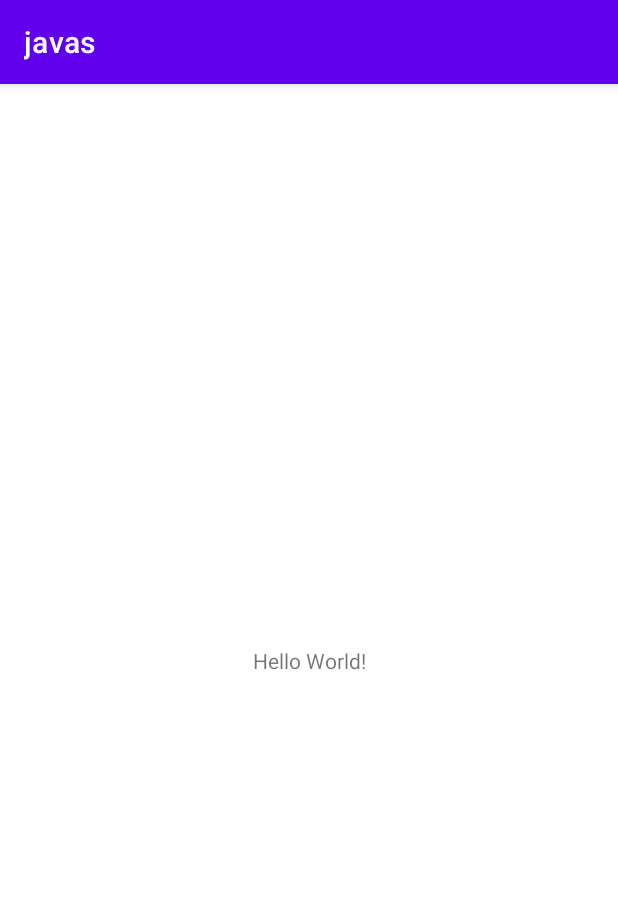
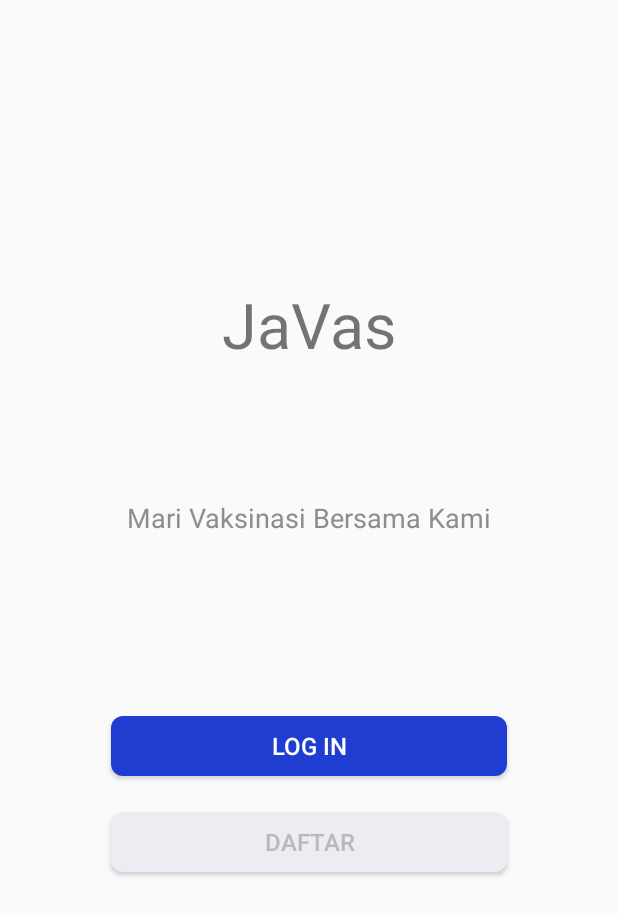
Before and after one commit to B21-CAP0375/Javas, an Android app: the screen it shows after launch (MainActivity), on a phone screen of 412 x 824 dp. Shown: the top 915 px of the screen. Run offline under Robolectric (Android 15) with nearby library versions, the phone set to English and light mode, and no system bars.

Commit message:
Creating Navigation for Splashscreen , Landing page , and login

```diff
--- a/app/src/main/AndroidManifest.xml
+++ b/app/src/main/AndroidManifest.xml
@@ -9,12 +9,15 @@
         android:roundIcon="@mipmap/ic_launcher_round"
         android:supportsRtl="true"
         android:theme="@style/Theme.Javas">
-        <activity android:name=".MainActivity">
+        <activity android:name=".MainActivity"
+            android:theme="@style/Theme.AppCompat.Light.NoActionBar">
             <intent-filter>
                 <action android:name="android.intent.action.MAIN" />
 
                 <category android:name="android.intent.category.LAUNCHER" />
             </intent-filter>
+            <nav-graph android:value="@navigation/main_navigation" />
+
         </activity>
     </application>
 
--- a/app/src/main/java/com/example/javas/MainActivity.kt
+++ b/app/src/main/java/com/example/javas/MainActivity.kt
@@ -7,6 +7,5 @@ class MainActivity : AppCompatActivity() {
     override fun onCreate(savedInstanceState: Bundle?) {
         super.onCreate(savedInstanceState)
         setContentView(R.layout.activity_main)
-
     }
 }
--- /dev/null
+++ b/app/src/main/java/com/example/javas/ui/landingpage/LandingPageFragment.kt
@@ -0,0 +1,45 @@
+package com.example.javas.ui.landingpage
+
+import android.os.Bundle
+import android.view.LayoutInflater
+import android.view.View
+import android.view.ViewGroup
+import android.widget.Toast
+import androidx.fragment.app.Fragment
+import androidx.navigation.findNavController
+import androidx.navigation.fragment.findNavController
+import com.example.javas.R
+import com.example.javas.databinding.FragmentLandingPageBinding
+import com.example.javas.databinding.FragmentSplashScreenBinding
+
+
+class LandingPageFragment : Fragment() {
+
+    private lateinit var  _binding: FragmentLandingPageBinding
+    private val binding get() = _binding
+
+    override fun onCreate(savedInstanceState: Bundle?) {
+        super.onCreate(savedInstanceState)
+
+    }
+
+    override fun onCreateView(
+        inflater: LayoutInflater, container: ViewGroup?,
+        savedInstanceState: Bundle?
+    ): View? {
+        // Inflate the layout for this fragment
+        _binding = FragmentLandingPageBinding.inflate(inflater, container, false)
+        val view = binding.root
+        return view
+    }
+
+    override fun onViewCreated(view: View, savedInstanceState: Bundle?) {
+        binding.btnLogin.setOnClickListener {
+            view.findNavController().navigate(R.id.action_landingPageFragment_to_loginFragment)
+        }
+        binding.btnRegister.setOnClickListener{
+            Toast.makeText(context, "Register btn", Toast.LENGTH_SHORT).show()
+        }
+    }
+
+}
--- /dev/null
+++ b/app/src/main/java/com/example/javas/ui/splashscreen/SplashScreenFragment.kt
@@ -0,0 +1,40 @@
+package com.example.javas.ui.splashscreen
+
+import android.content.Intent
+import android.os.Bundle
+import android.os.Handler
+import android.os.Looper
+import androidx.fragment.app.Fragment
+import android.view.LayoutInflater
+import android.view.View
+import android.view.ViewGroup
+import androidx.navigation.Navigation
+import androidx.navigation.findNavController
+import com.example.javas.R
+import com.example.javas.databinding.FragmentSplashScreenBinding
+import kotlinx.coroutines.*
+import kotlin.coroutines.CoroutineContext
+
+
+
+class SplashScreenFragment : Fragment()  {
+
+    lateinit var handler:Handler
+
+    private lateinit var  _binding:FragmentSplashScreenBinding
+    private val binding get() = _binding!!
+
+    override fun onCreateView(inflater: LayoutInflater, container: ViewGroup?, savedInstanceState: Bundle?): View? {
+        _binding = FragmentSplashScreenBinding.inflate(inflater, container, false)
+        val view = binding.root
+        return view
+    }
+
+    override fun onViewCreated(view: View, savedInstanceState: Bundle?) {
+        handler = Handler(Looper.getMainLooper())
+        handler.postDelayed({
+            view.findNavController().navigate(R.id.action_splashScreenFragment_to_landingPageFragment)
+        },3000)
+
+    }
+}
--- /dev/null
+++ b/app/src/main/res/drawable/background_button_blue_primary.xml
@@ -0,0 +1,12 @@
+<?xml version="1.0" encoding="utf-8"?>
+<shape xmlns:android="http://schemas.android.com/apk/res/android">
+
+    <solid
+        android:color="@color/blue"/>
+
+    <corners
+        android:radius="8dp"
+        />
+
+
+</shape>
--- /dev/null
+++ b/app/src/main/res/drawable/background_button_grey_primary.xml
@@ -0,0 +1,9 @@
+<?xml version="1.0" encoding="utf-8"?>
+<shape xmlns:android="http://schemas.android.com/apk/res/android">
+
+    <solid
+        android:color="#EBEDF3"/>
+
+    <corners
+        android:radius="8dp"/>
+</shape>
--- a/app/src/main/res/layout/activity_main.xml
+++ b/app/src/main/res/layout/activity_main.xml
@@ -6,13 +6,12 @@
     android:layout_height="match_parent"
     tools:context=".MainActivity">
 
-    <TextView
-        android:layout_width="wrap_content"
-        android:layout_height="wrap_content"
-        android:text="Hello World!"
-        app:layout_constraintBottom_toBottomOf="parent"
-        app:layout_constraintLeft_toLeftOf="parent"
-        app:layout_constraintRight_toRightOf="parent"
-        app:layout_constraintTop_toTopOf="parent" />
+    <androidx.fragment.app.FragmentContainerView
+        android:id="@+id/container"
+        android:name="androidx.navigation.fragment.NavHostFragment"
+        android:layout_width="match_parent"
+        android:layout_height="match_parent"
+        app:defaultNavHost="true"
+        app:navGraph="@navigation/main_navigation" />
 
 </androidx.constraintlayout.widget.ConstraintLayout>
--- /dev/null
+++ b/app/src/main/res/layout/fragment_landing_page.xml
@@ -0,0 +1,66 @@
+<?xml version="1.0" encoding="utf-8"?>
+<androidx.constraintlayout.widget.ConstraintLayout xmlns:android="http://schemas.android.com/apk/res/android"
+    xmlns:app="http://schemas.android.com/apk/res-auto"
+    xmlns:tools="http://schemas.android.com/tools"
+    android:layout_width="match_parent"
+    android:layout_height="match_parent"
+    tools:context=".ui.landingpage.LandingPageFragment">
+
+
+    <androidx.appcompat.widget.AppCompatTextView
+        android:id="@+id/landing_title"
+        android:layout_width="match_parent"
+        android:layout_height="wrap_content"
+        android:layout_marginTop="188dp"
+        android:fontFamily="sans-serif"
+        android:text="@string/landing_page_title"
+        android:textAlignment="center"
+        android:textSize="42sp"
+        app:layout_constraintEnd_toEndOf="parent"
+        app:layout_constraintHorizontal_bias="0.0"
+        app:layout_constraintStart_toStartOf="parent"
+        app:layout_constraintTop_toTopOf="parent" />
+
+
+    <androidx.appcompat.widget.AppCompatTextView
+        android:id="@+id/landing_text"
+        android:layout_width="match_parent"
+        android:layout_height="wrap_content"
+        android:layout_marginTop="88dp"
+        android:text="@string/Landing_page_text"
+        android:textAlignment="center"
+        android:textColor="#8E8D8D"
+        android:textSize="18sp"
+        app:layout_constraintEnd_toEndOf="parent"
+        app:layout_constraintHorizontal_bias="0.0"
+        app:layout_constraintStart_toStartOf="parent"
+        app:layout_constraintTop_toBottomOf="@id/landing_title" />
+
+    <androidx.appcompat.widget.AppCompatButton
+        android:id="@+id/btn_login"
+        android:layout_width="264dp"
+        android:layout_height="40dp"
+        android:layout_marginTop="120dp"
+        android:background="@drawable/background_button_blue_primary"
+        android:text="@string/login_btn_txt"
+        android:textColor="@color/white"
+        android:textSize="16sp"
+        app:layout_constraintEnd_toEndOf="parent"
+        app:layout_constraintStart_toStartOf="parent"
+        app:layout_constraintTop_toBottomOf="@id/landing_text" />
+
+    <androidx.appcompat.widget.AppCompatButton
+        android:id="@+id/btn_register"
+        android:layout_width="264dp"
+        android:layout_height="40dp"
+        android:layout_marginTop="24dp"
+        android:background="@drawable/background_button_grey_primary"
+        android:text="@string/register_btn_txt"
+        android:textColor="#B9B9B9"
+        android:textSize="16sp"
+        app:layout_constraintEnd_toEndOf="parent"
+        app:layout_constraintStart_toStartOf="parent"
+        app:layout_constraintTop_toBottomOf="@id/btn_login" />
+
+
+</androidx.constraintlayout.widget.ConstraintLayout>
--- /dev/null
+++ b/app/src/main/res/navigation/main_navigation.xml
@@ -0,0 +1,34 @@
+<?xml version="1.0" encoding="utf-8"?>
+<navigation xmlns:android="http://schemas.android.com/apk/res/android"
+    xmlns:app="http://schemas.android.com/apk/res-auto"
+    xmlns:tools="http://schemas.android.com/tools"
+    android:id="@+id/main_navigation"
+    app:startDestination="@id/splashScreenFragment">
+
+    <fragment
+        android:id="@+id/splashScreenFragment"
+        android:name="com.example.javas.ui.splashscreen.SplashScreenFragment"
+        android:label="fragment_splash_screen"
+        tools:layout="@layout/fragment_splash_screen" >
+        <action
+            android:id="@+id/action_splashScreenFragment_to_landingPageFragment"
+            app:destination="@id/landingPageFragment"
+            app:popUpTo="@id/splashScreenFragment"
+            app:popUpToInclusive="true"
+            app:launchSingleTop="true" />
+    </fragment>
+    <fragment
+        android:id="@+id/loginFragment"
+        android:name="com.example.javas.ui.login.LoginFragment"
+        android:label="fragment_login"
+        tools:layout="@layout/fragment_login" />
+    <fragment
+        android:id="@+id/landingPageFragment"
+        android:name="com.example.javas.ui.landingpage.LandingPageFragment"
+        android:label="fragment_landing_page"
+        tools:layout="@layout/fragment_landing_page" >
+        <action
+            android:id="@+id/action_landingPageFragment_to_loginFragment"
+            app:destination="@id/loginFragment" />
+    </fragment>
+</navigation>
--- a/app/src/main/res/values/colors.xml
+++ b/app/src/main/res/values/colors.xml
@@ -7,4 +7,6 @@
     <color name="teal_700">#FF018786</color>
     <color name="black">#FF000000</color>
     <color name="white">#FFFFFFFF</color>
+    <color name="blue">#203DD1</color>
+    <color name="grey">#F1F2F5</color>
 </resources>
--- a/app/src/main/res/values/strings.xml
+++ b/app/src/main/res/values/strings.xml
@@ -1,3 +1,21 @@
 <resources>
     <string name="app_name">javas</string>
+    <string name="hello_blank_fragment">Hello blank fragment</string>
+
+
+    <!--landing page-->
+    <string name="landing_page_title">JaVas</string>
+    <string name="Landing_page_text">Mari Vaksinasi Bersama Kami</string>
+
+
+    <!--Login page-->
+    <string name="login_page_title">Login</string>
+    <string name="login_email_input">Email</string>
+    <string name="login_password_input">Password</string>
+
+    <!--Button -->
+    <string name="login_btn_txt">Log In</string>
+    <string name="register_btn_txt">Daftar</string>
+    <string name="register_btn_txt_borderless">Ingin membuat akun</string>
+
 </resources>
--- a/build.gradle
+++ b/build.gradle
@@ -8,6 +8,8 @@ buildscript {
     dependencies {
         classpath "com.android.tools.build:gradle:4.2.1"
         classpath "org.jetbrains.kotlin:kotlin-gradle-plugin:$kotlin_version"
+        classpath "android.arch.navigation:navigation-safe-args-gradle-plugin:1.0.0"
+
 
         // NOTE: Do not place your application dependencies here; they belong
         // in the individual module build.gradle files
--- a/gradle.properties
+++ b/gradle.properties
@@ -15,5 +15,6 @@ org.gradle.jvmargs=-Xmx2048m -Dfile.encoding=UTF-8
 # Android operating system, and which are packaged with your app"s APK
 # https://developer.android.com/topic/libraries/support-library/androidx-rn
 android.useAndroidX=true
+android.enableJetifier=true
 # Kotlin code style for this project: "official" or "obsolete":
 kotlin.code.style=official
```
Also changed, not shown: app/build.gradle (+17 -1 lines), app/src/main/java/com/example/javas/ui/login/LoginFragment.kt (added, +43 -0 lines), app/src/main/res/layout/fragment_login.xml (added, +82 -0 lines), app/src/main/res/layout/fragment_splash_screen.xml (added, +10 -0 lines).
